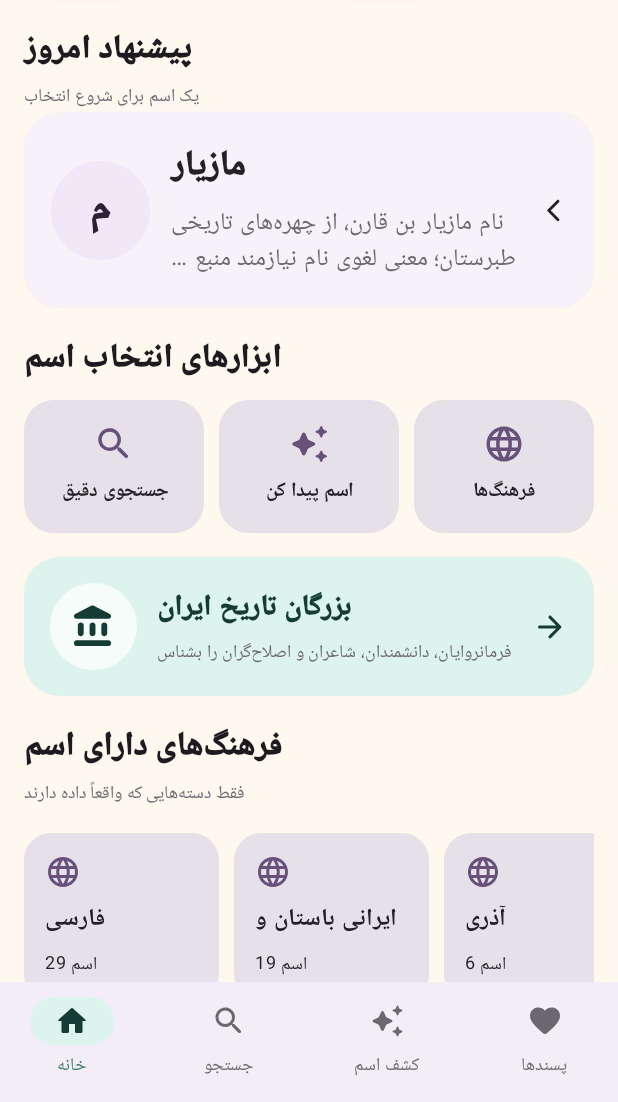
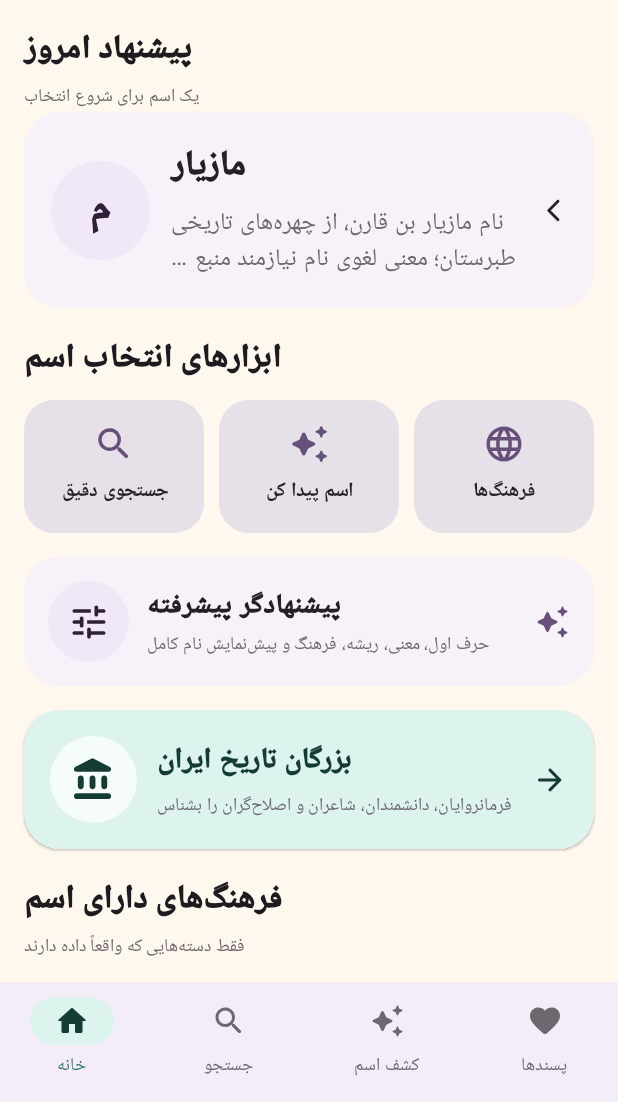
Before and after one commit to waxew/App-NameDic, an Android app built with Jetpack Compose: the screen it shows after launch (MainActivity), scrolled down 476 dp, on a phone screen of 412 x 824 dp, the part 134-1236 px from its top. Run offline under Robolectric (Android 15) with nearby library versions, the phone set to English and light mode, and no system bars; pictures from the network do not load.

```diff
--- a/app/src/main/java/ir/asteam/namedic/ui/NameDicRedesign.kt
+++ b/app/src/main/java/ir/asteam/namedic/ui/NameDicRedesign.kt
@@ -46,7 +46,7 @@ import java.time.LocalDate
  * مستقیماً بین اسم دختر و پسر انتخاب می‌کند و در تمام مسیرها، فهرست خالی به
  * صفحهٔ بن‌بست تبدیل نمی‌شود.
  */
-private enum class NewScreen { HOME, GIRLS, BOYS, SEARCH, DISCOVER, FAVORITES, CULTURES, HISTORY, CULTURE_NAMES, DETAIL, ABOUT, CONTACT }
+private enum class NewScreen { HOME, GIRLS, BOYS, SEARCH, DISCOVER, FAVORITES, CULTURES, TOOLS, HISTORY, CULTURE_NAMES, DETAIL, SETTINGS, ABOUT, CONTACT }
 
 @Composable
 fun NameDicRedesignApp() {
@@ -64,6 +64,9 @@ fun NameDicRedesignApp() {
     var favorites by remember { mutableStateOf(prefs.getStringSet("favorites", emptySet()).orEmpty().toSet()) }
     var profileUri by remember { mutableStateOf(prefs.getString("profile_uri", "").orEmpty()) }
     var userName by remember { mutableStateOf(prefs.getString("user_name", "کاربر نام‌نامه").orEmpty()) }
+    var autoUpdateCheck by remember {
+        mutableStateOf(prefs.getBoolean("auto_update_check", true))
+    }
 
     fun go(target: NewScreen) {
         if (target != screen) previous = screen
@@ -96,6 +99,9 @@ fun NameDicRedesignApp() {
             else -> screen = NewScreen.HOME
         }
     }
+
+    // بررسی نسخه اختیاری است و شکست شبکه هیچ مسیر آفلاینی را مسدود نمی‌کند.
+    UpdateNotificationHost(autoUpdateCheck)
 
     ModalNavigationDrawer(
         drawerState = drawerState,
@@ -135,7 +141,7 @@ fun NameDicRedesignApp() {
                 )
             },
             bottomBar = {
-                if (screen !in setOf(NewScreen.DETAIL, NewScreen.ABOUT, NewScreen.CONTACT, NewScreen.CULTURE_NAMES, NewScreen.HISTORY)) {
+                if (screen !in setOf(NewScreen.DETAIL, NewScreen.SETTINGS, NewScreen.ABOUT, NewScreen.CONTACT, NewScreen.CULTURE_NAMES, NewScreen.TOOLS, NewScreen.HISTORY)) {
                     NavigationBar {
                         BottomDestination("خانه", Icons.Rounded.Home, screen == NewScreen.HOME) { go(NewScreen.HOME) }
                         BottomDestination("جستجو", Icons.Rounded.Search, screen == NewScreen.SEARCH) { go(NewScreen.SEARCH) }
@@ -157,11 +163,16 @@ fun NameDicRedesignApp() {
                         selectedCulture = it
                         go(NewScreen.CULTURE_NAMES)
                     }
-                    NewScreen.HISTORY -> HistoricalFiguresScreen()
+                    NewScreen.TOOLS -> AdvancedNameToolsScreen(repository, discovery, favorites, ::toggleFavorite, ::openName)
+                    NewScreen.HISTORY -> IranHistoryHubScreen()
                     NewScreen.CULTURE_NAMES -> CultureNamesScreen(selectedCulture, discovery, favorites, ::toggleFavorite, ::openName)
                     NewScreen.DETAIL -> selectedName?.let { NewDetail(it, discovery, favorites, ::toggleFavorite, ::openName) }
                     NewScreen.ABOUT -> NewAbout()
                     NewScreen.CONTACT -> NewContact()
+                    NewScreen.SETTINGS -> SettingsScreen(autoUpdateCheck) { enabled ->
+                        autoUpdateCheck = enabled
+                        prefs.edit().putBoolean("auto_update_check", enabled).apply()
+                    }
                 }
             }
         }
@@ -181,9 +192,11 @@ private fun newTitle(screen: NewScreen, culture: CultureCategory?, name: NameEnt
     NewScreen.DISCOVER -> "اسم پیدا کن"
     NewScreen.FAVORITES -> "اسم‌های پسندیده"
     NewScreen.CULTURES -> "فرهنگ‌ها و زبان‌ها"
-    NewScreen.HISTORY -> "بزرگان تاریخ ایران"
+    NewScreen.TOOLS -> "ابزار انتخاب اسم"
+    NewScreen.HISTORY -> "تاریخ ایران"
     NewScreen.CULTURE_NAMES -> culture?.titleFa ?: "اسم‌ها"
     NewScreen.DETAIL -> name?.name ?: "جزئیات اسم"
+    NewScreen.SETTINGS -> "تنظیمات"
     NewScreen.ABOUT -> "درباره نام‌نامه"
     NewScreen.CONTACT -> "ارتباط با ما"
 }
@@ -238,6 +251,8 @@ private fun NewHome(discovery: NameDiscoveryEngine, favoriteCount: Int, go: (New
                 MiniTool("فرهنگ‌ها", Icons.Rounded.Language, Modifier.weight(1f)) { go(NewScreen.CULTURES) }
             }
         }
+
+        item { AdvancedToolsHomeCard { go(NewScreen.TOOLS) } }
 
         item { HistoricalFiguresHomeCard { go(NewScreen.HISTORY) } }
 
@@ -803,6 +818,8 @@ private fun NewDetail(entry: NameEntry, discovery: NameDiscoveryEngine, favorite
             item { DetailCard(Icons.Rounded.Info, "اطلاعات این اسم در حال تکمیل است", "این اسم در چند فهرست معتبر نام ثبت شده، اما هنوز معنی یا ریشهٔ پژوهش‌شده‌ای که بتوانیم با اطمینان نمایش دهیم به آن متصل نشده است.") }
         }
 
+        item { NameShareReportActions(entry, cultureTitles) }
+
         if (related.isNotEmpty()) {
             item { SectionHeader("اسم‌های مشابه", "بر اساس جنسیت، حرف اول و دسته‌های مشترک") }
             item {
@@ -860,10 +877,14 @@ private fun NewDrawer(profileUri: String, userName: String, onProfile: () -> Uni
             Row(Modifier.align(Alignment.CenterHorizontally).clickable { edit = true }.padding(10.dp), verticalAlignment = Alignment.CenterVertically) { Icon(Icons.Rounded.Person, null, Modifier.size(17.dp)); Spacer(Modifier.width(6.dp)); Text(userName, fontWeight = FontWeight.Bold); Spacer(Modifier.width(5.dp)); Icon(Icons.Rounded.Edit, null, Modifier.size(14.dp)) }
         }
         HorizontalDivider()
+        DrawerItem("تنظیمات", Icons.Rounded.Settings) { onNavigate(NewScreen.SETTINGS) }
+        ShareAppDrawerItem()
+        HorizontalDivider()
         DrawerItem("خانه", Icons.Rounded.Home) { onNavigate(NewScreen.HOME) }
         DrawerItem("اسم‌های دخترانه", Icons.Rounded.Female) { onNavigate(NewScreen.GIRLS) }
         DrawerItem("اسم‌های پسرانه", Icons.Rounded.Male) { onNavigate(NewScreen.BOYS) }
         DrawerItem("اسم پیدا کن", Icons.Rounded.AutoAwesome) { onNavigate(NewScreen.DISCOVER) }
+        DrawerItem("پیشنهادگر پیشرفته", Icons.Rounded.Tune) { onNavigate(NewScreen.TOOLS) }
         DrawerItem("فرهنگ‌ها و زبان‌ها", Icons.Rounded.Language) { onNavigate(NewScreen.CULTURES) }
         DrawerItem("بزرگان تاریخ ایران", Icons.Rounded.AccountBalance) { onNavigate(NewScreen.HISTORY) }
         DrawerItem("اسم‌های پسندیده", Icons.Rounded.Favorite) { onNavigate(NewScreen.FAVORITES) }
@@ -884,7 +905,8 @@ private fun DrawerItem(title: String, icon: androidx.compose.ui.graphics.vector.
 private fun NewAbout() {
     LazyColumn(Modifier.fillMaxSize(), contentPadding = PaddingValues(22.dp), verticalArrangement = Arrangement.spacedBy(12.dp)) {
         item { Text("نام‌نامه ایران", style = MaterialTheme.typography.headlineMedium, fontWeight = FontWeight.Black) }
-        item { Text("نام‌نامه ایران برای پیدا کردن و مقایسه اسم‌های دخترانه و پسرانه طراحی شده است. جستجو، فیلتر، پسندیده‌ها، پیشنهاد اسم، فرهنگ‌های دارای داده، اطلاعات معنی/ریشه و بخش آفلاین «بزرگان تاریخ ایران» در یک محیط ساده در دسترس هستند.") }
+        item { Text("نام‌نامه ایران برای پیدا کردن، مقایسه و شناخت اسم‌های ایرانی طراحی شده است. جستجو، پیشنهادگر پیشرفته، پسندیده‌ها و مقایسه، فرهنگ‌های دارای داده، معنی/ریشه، مرکز تاریخ ایران با شخصیت‌ها و خط زمانی، آزمون آفلاین و ابزار گزارش داده در یک محیط یکپارچه در دسترس هستند.") }
+        item { DataTransparencySection() }
         item { Text("نسخه ${BuildConfig.VERSION_NAME}", fontWeight = FontWeight.Bold) }
     }
 }
```
